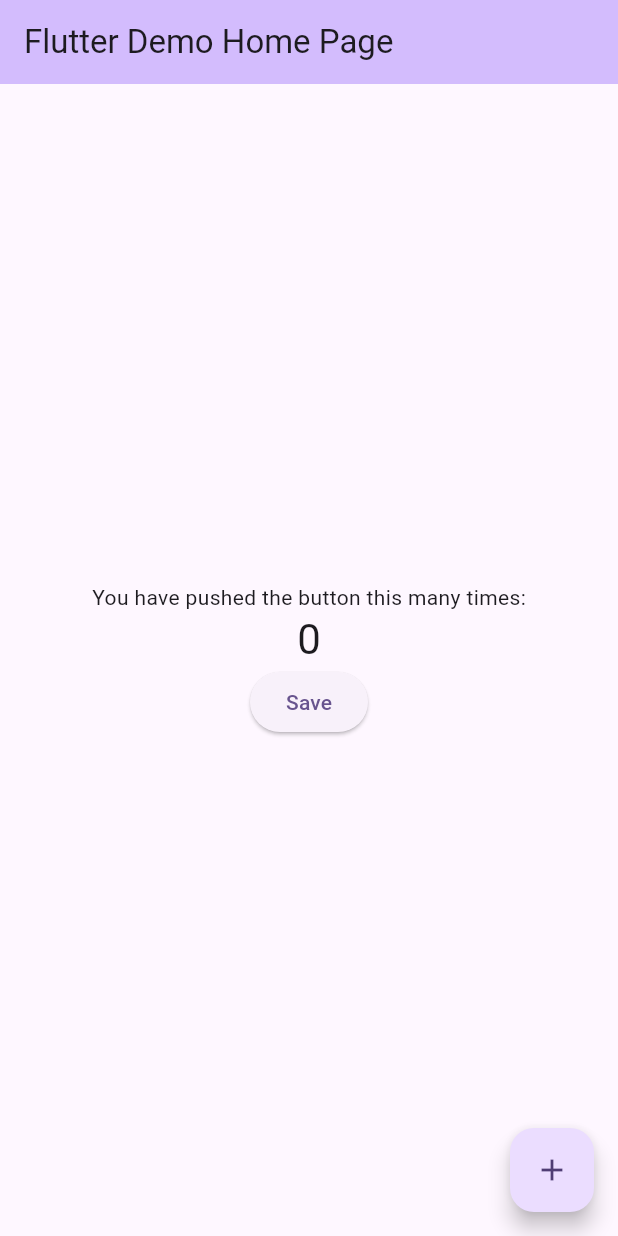
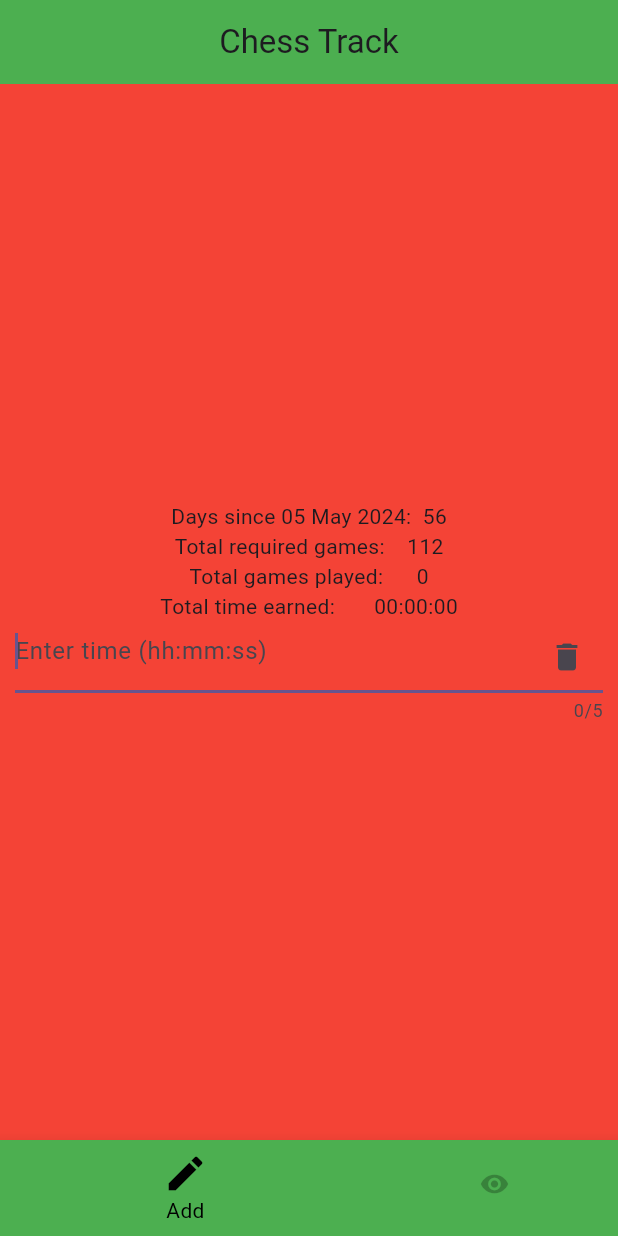
Before and after one commit to ShreyanshuShubham/chess_track, a Flutter app: the screen it shows after launch, on a phone screen of 412 x 824 dp. Run offline on Flutter 3.47's test engine with Material 3 defaults, Android fonts, the phone set to English and light mode, and no system bars; our stand-ins replace shared_preferences.

```diff
--- a/analysis_options.yaml
+++ b/analysis_options.yaml
@@ -7,6 +7,9 @@
 
 # The following line activates a set of recommended lints for Flutter apps,
 # packages, and plugins designed to encourage good coding practices.
+analyzer:
+  errors:
+    unnecessary_brace_in_string_interps: ignore ignore
 include: package:flutter_lints/flutter.yaml
 
 linter:
--- a/lib/main.dart
+++ b/lib/main.dart
@@ -1,5 +1,6 @@
+import 'package:chess_track/pages/add.dart';
+import 'package:chess_track/pages/init.dart';
 import 'package:flutter/material.dart';
-import 'package:shared_preferences/shared_preferences.dart';
 
 void main() {
   runApp(const MyApp());
@@ -11,12 +12,12 @@ class MyApp extends StatelessWidget {
   @override
   Widget build(BuildContext context) {
     return MaterialApp(
-      title: 'Flutter Demo',
+      title: 'Chess Track',
       theme: ThemeData(
         colorScheme: ColorScheme.fromSeed(seedColor: Colors.deepPurple),
         useMaterial3: true,
       ),
-      home: const MyHomePage(title: 'Flutter Demo Home Page'),
+      home: const MyHomePage(title: 'Chess Track'),
     );
   }
 }
@@ -31,59 +32,43 @@ class _MyHomePageState extends State<MyHomePage> {
 
   @override
   void initState(){
-    // super.initState();
-    loadData();
-    setState(() {});
+    super.initState();
   }
 
-  int _counter = 0;
-  void _incrementCounter() {
-    setState(() {
-      _counter++;
-    });
-  }
-
-  void loadData() async {
-    final SharedPreferences pref = await SharedPreferences.getInstance();
-    int? temp = pref.getInt("count");
-    if( temp == null){
-      _counter = 0;
-    } else {
-      _counter = temp;
-    }
-
-  }
-
-  void clearData() async {
-    final SharedPreferences pref = await SharedPreferences.getInstance();
-    pref.setInt("count", _counter);
-  }
+  int _currentIndex = 0;
+  final List<Widget> _tabs= [
+    const AddPage(),
+    const InitPage(),
+  ];
 
   @override
   Widget build(BuildContext context) {
     return Scaffold(
       appBar: AppBar(
-        backgroundColor: Theme.of(context).colorScheme.inversePrimary,
+        backgroundColor: Colors.green,
         title: Text(widget.title),
+        centerTitle: true,
       ),
-      body: Center(
-        child: Column(
-          mainAxisAlignment: MainAxisAlignment.center,
-          children: <Widget>[
-            const Text('You have pushed the button this many times:',),
-            Text('$_counter',style: Theme.of(context).textTheme.headlineMedium,),
-            ElevatedButton(
-              onPressed: clearData,
-              child: const Text("Save"),
-            )
-          ],
-        ),
+      bottomNavigationBar: BottomNavigationBar(
+        currentIndex: _currentIndex,
+        selectedItemColor: Colors.black,
+        unselectedItemColor: Colors.black26,
+        showSelectedLabels: true,
+        showUnselectedLabels: false,
+        selectedIconTheme: const IconThemeData(size: 30,),
+        unselectedIconTheme: const IconThemeData(size: 20,),
+        type: BottomNavigationBarType.shifting,
+        items: const [
+          BottomNavigationBarItem(icon: Icon(Icons.edit),label: 'Add',backgroundColor: Colors.green),
+          BottomNavigationBarItem(icon: Icon(Icons.remove_red_eye),label: 'Init',backgroundColor: Colors.green),
+        ],
+        onTap: (index){
+          setState(() {
+            _currentIndex = index;
+          });
+        },
       ),
-      floatingActionButton: FloatingActionButton(
-        onPressed: _incrementCounter,
-        tooltip: 'Increment',
-        child: const Icon(Icons.add),
-      ), // This trailing comma makes auto-formatting nicer for build methods.
+      body: _tabs[_currentIndex],
     );
   }
 }
--- /dev/null
+++ b/lib/pages/add.dart
@@ -0,0 +1,57 @@
+import 'package:flutter/material.dart';
+
+class AddPage extends StatefulWidget {
+  const AddPage({super.key});
+
+  @override
+  State<AddPage> createState() => _AddPageState();
+}
+
+class _AddPageState extends State<AddPage> {
+  final int _daysSince = DateTime.now().difference(DateTime(2024,05,06)).inDays +1 ;
+  int _gamesPlayed = 0;
+  int _timeEarnedInSeconds = 0;
+  Duration _timeEarned = Duration(seconds: 0 );
+  final _controller = TextEditingController();
+
+  @override
+  Widget build(BuildContext context) {
+    return Center(
+      child: Container(
+        color: Colors.red,
+        padding: const EdgeInsets.all(10),
+        child: Column(
+          mainAxisAlignment: MainAxisAlignment.center,
+          crossAxisAlignment: CrossAxisAlignment.center,
+          children: [
+            Text("Days since 05 May 2024:  ${_daysSince}"),
+            Text("Total required games:    ${2*_daysSince}"),
+            Text("Total games played:      ${_gamesPlayed}"),
+            Text("Total time earned:       ${_timeEarned.toString().split('.').first.padLeft(8, "0")}"),
+            const SizedBox(width: 100,),
+            TextField(
+              autofocus: true,
+              controller: _controller,
+              maxLength: 5,
+              keyboardType: const TextInputType.numberWithOptions(decimal: false,signed: false),
+              onChanged: (value){
+                // if(_controller.text.length==2){
+                //   _controller.text = "${_controller.text}:";
+                // }
+              },
+              decoration: InputDecoration(
+                hintText: "Enter time (hh:mm:ss)",
+                suffixIcon: IconButton(
+                  icon: const Icon(Icons.delete),
+                  onPressed: (){
+                    _controller.clear();
+                  },
+                )
+              ),
+            ),
+          ],
+        ),
+      ),
+    );
+  }
+}
```
Also changed, not shown: lib/pages/init.dart (added, +159 -0 lines).
